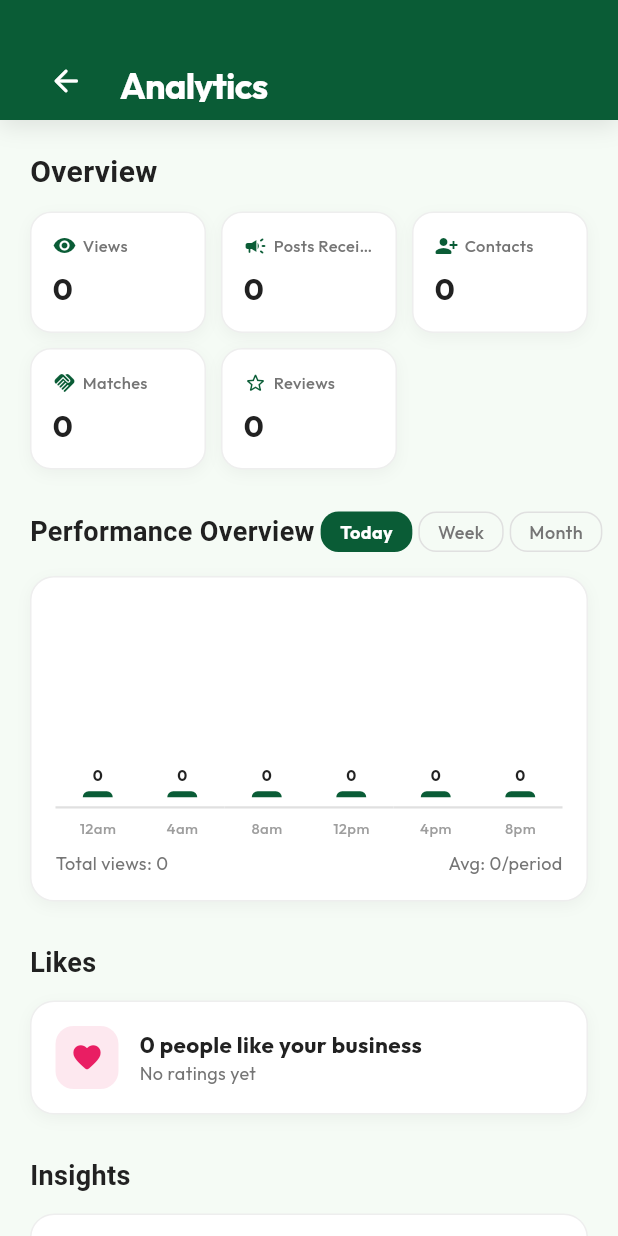
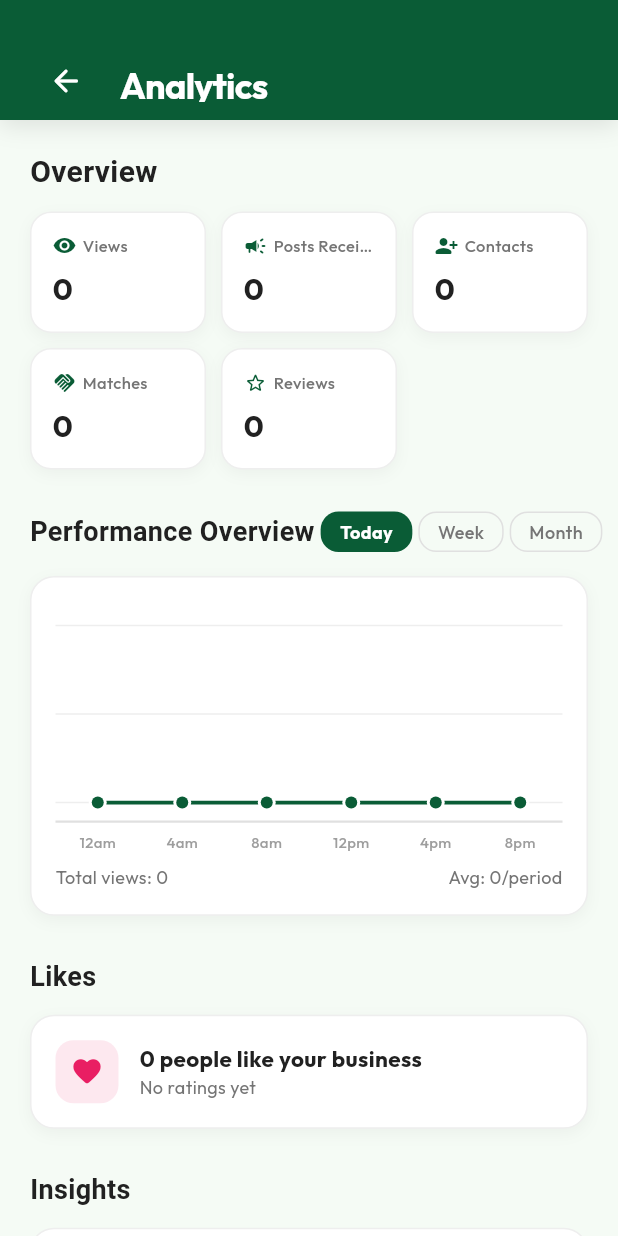
Before and after one commit to BusulwaJordan/iFind, a Flutter app: the AnalyticsScreen screen opened directly with empty values, after a tap on "Today", on a phone screen of 412 x 824 dp. Run offline on Flutter 3.47's test engine with Material 3 defaults, Android fonts, the phone set to English and light mode, and no system bars; our stand-ins replace app_links, badges, cached_network_image, chewie, dartz, equatable and 20 more; missing offline and left inert: video_compress; accounts and stored records are empty; generated files the repository leaves out were written again; network calls fail.

Commit message:
Update analytics screen and Supabase function

```diff
--- a/lib/features/auth/presentation/screens/analytics_screen.dart
+++ b/lib/features/auth/presentation/screens/analytics_screen.dart
@@ -708,52 +708,33 @@ class _AnalyticsScreenState extends ConsumerState<AnalyticsScreen> {
                 crossAxisAlignment: CrossAxisAlignment.start,
                 children: [
                   SizedBox(
-                    height: 158,
-                    child: Row(
-                      crossAxisAlignment: CrossAxisAlignment.end,
-                      children: List.generate(buckets.length, (i) {
-                        final barHeight = (values[i] / maxValue) * 100;
-
-                        return Expanded(
-                          child: Column(
-                            mainAxisAlignment: MainAxisAlignment.end,
-                            children: [
-                              Text(
-                                '${values[i]}',
-                                style: GoogleFonts.outfit(
-                                  fontSize: 10,
-                                  fontWeight: FontWeight.bold,
-                                  color: AppColors.darkText,
+                    height: 140,
+                    child: CustomPaint(
+                      painter: _LineChartPainter(
+                        values: values,
+                        maxValue: maxValue,
+                        color: darkGreen,
                       ),
-                              ),
-                              const SizedBox(height: 4),
-                              Container(
-                                width: 20,
-                                height: barHeight.clamp(4.0, 100.0),
-                                decoration: const BoxDecoration(
-                                  color: darkGreen,
-                                  borderRadius: BorderRadius.vertical(
-                                    top: Radius.circular(5),
-                                  ),
+                      size: Size.infinite,
                     ),
                   ),
                   const SizedBox(height: 6),
-                              Container(
-                                  height: 1.5, color: Colors.grey.shade300),
+                  Container(height: 1.5, color: Colors.grey.shade300),
                   const SizedBox(height: 6),
-                              Text(
+                  Row(
+                    children: List.generate(buckets.length, (i) {
+                      return Expanded(
+                        child: Text(
                           buckets[i].label,
+                          textAlign: TextAlign.center,
                           style: GoogleFonts.outfit(
                             fontSize: 10,
                             color: Colors.grey[500],
                             fontWeight: FontWeight.w500,
                           ),
                         ),
-                            ],
-                          ),
                       );
                     }),
-                    ),
                   ),
                   const SizedBox(height: 8),
                   Row(
@@ -1073,3 +1054,84 @@ class _AnalyticsScreenState extends ConsumerState<AnalyticsScreen> {
     );
   }
 }
+
+// ─── Performance chart line painter ──────────────────────────────────
+class _LineChartPainter extends CustomPainter {
+  final List<int> values;
+  final double maxValue;
+  final Color color;
+
+  static const double _topPadding = 16;
+  static const double _bottomPadding = 6;
+
+  const _LineChartPainter({
+    required this.values,
+    required this.maxValue,
+    required this.color,
+  });
+
+  @override
+  void paint(Canvas canvas, Size size) {
+    if (values.isEmpty) return;
+
+    final plotHeight = size.height - _topPadding - _bottomPadding;
+    final points = List.generate(values.length, (i) {
+      final dx = (i + 0.5) * (size.width / values.length);
+      final dy = _topPadding + (1 - values[i] / maxValue) * plotHeight;
+      return Offset(dx, dy);
+    });
+
+    // Recessive gridlines so magnitude is readable without a number on
+    // every point.
+    final gridPaint = Paint()
+      ..color = Colors.grey.shade200
+      ..strokeWidth = 1;
+    for (final fraction in [0.0, 0.5, 1.0]) {
+      final y = _topPadding + plotHeight * fraction;
+      canvas.drawLine(Offset(0, y), Offset(size.width, y), gridPaint);
+    }
+
+    final linePath = Path()..moveTo(points.first.dx, points.first.dy);
+    for (final point in points.skip(1)) {
+      linePath.lineTo(point.dx, point.dy);
+    }
+
+    // Gradient fill under the line.
+    final fillPath = Path.from(linePath)
+      ..lineTo(points.last.dx, size.height)
+      ..lineTo(points.first.dx, size.height)
+      ..close();
+    final fillPaint = Paint()
+      ..shader = LinearGradient(
+        begin: Alignment.topCenter,
+        end: Alignment.bottomCenter,
+        colors: [color.withValues(alpha: 0.22), color.withValues(alpha: 0.0)],
+      ).createShader(Rect.fromLTWH(0, 0, size.width, size.height));
+    canvas.drawPath(fillPath, fillPaint);
+
+    // Line stroke.
+    final linePaint = Paint()
+      ..color = color
+      ..style = PaintingStyle.stroke
+      ..strokeWidth = 2.5
+      ..strokeCap = StrokeCap.round
+      ..strokeJoin = StrokeJoin.round;
+    canvas.drawPath(linePath, linePaint);
+
+    // Data point markers (white ring + solid center) so they pop against
+    // both the line and the fill.
+    final markerRing = Paint()..color = Colors.white;
+    final markerCenter = Paint()..color = color;
+    for (final point in points) {
+      canvas.drawCircle(point, 6, markerRing);
+      canvas.drawCircle(point, 4, markerCenter);
+    }
+  }
+
+  @override
+  bool shouldRepaint(_LineChartPainter oldDelegate) {
+    return oldDelegate.values != values ||
+        oldDelegate.maxValue != maxValue ||
+        oldDelegate.color != color;
+  }
+}
```
Also changed, not shown: 1 other file. Lines whose indentation alone changed are shown as unchanged.
